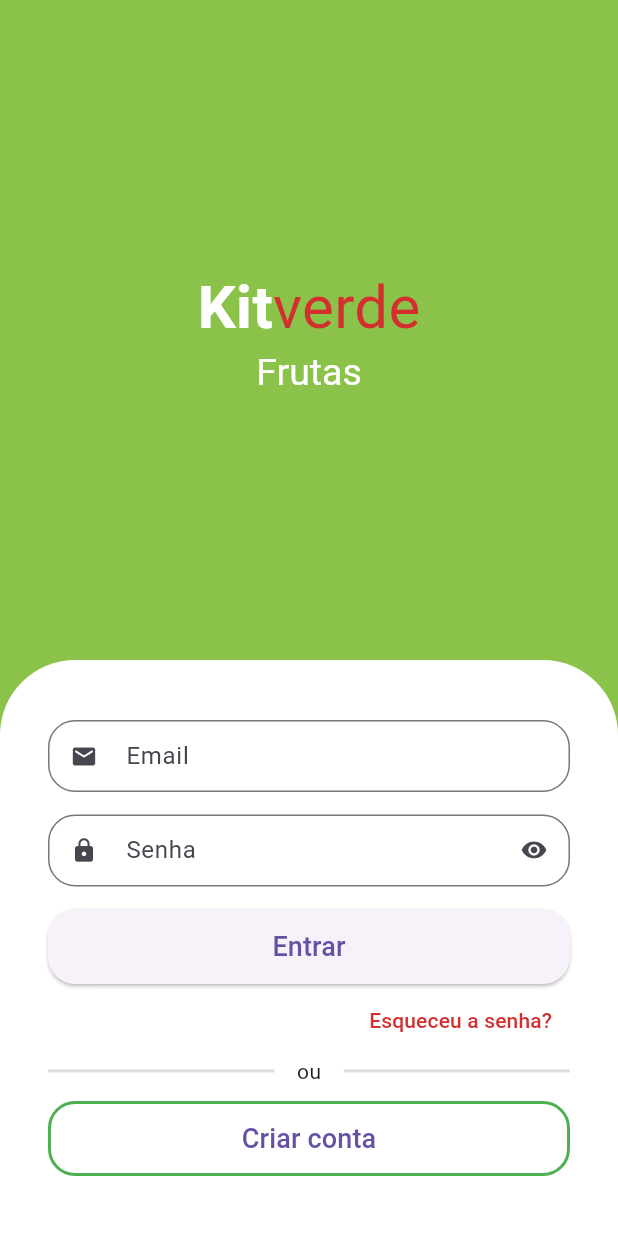
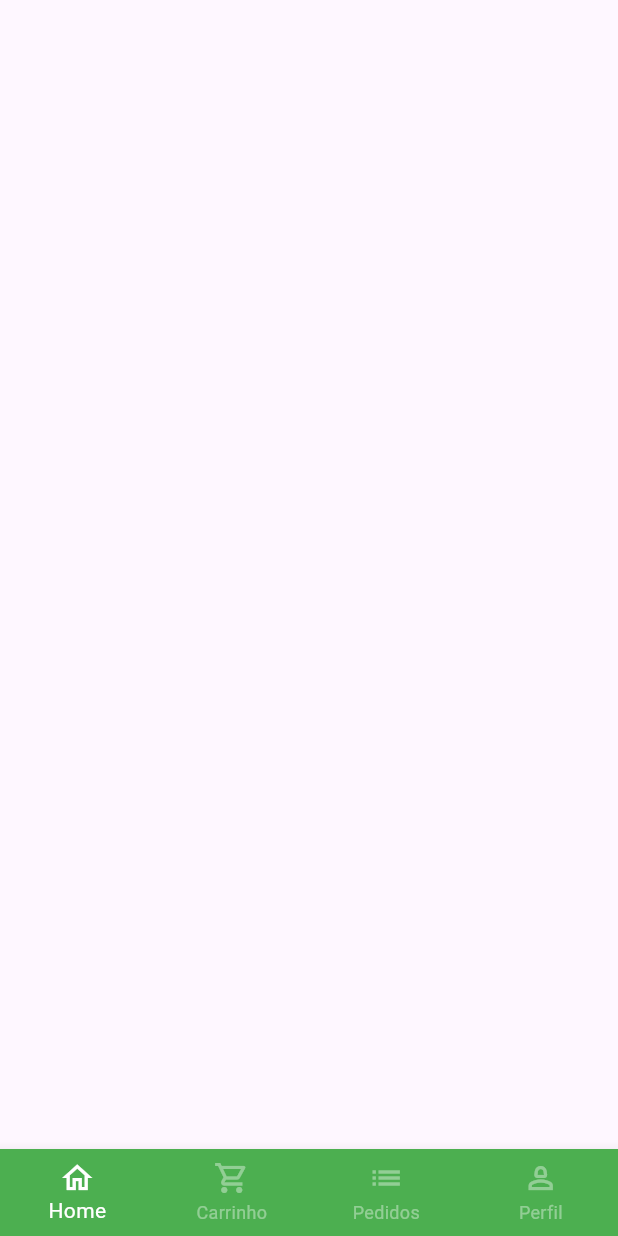
Before and after one commit to LucasConstantino92/kitanda, a Flutter app: the screen it shows after launch, after a tap on "Entrar", on a phone screen of 412 x 824 dp. Run offline on Flutter 3.47's test engine with Material 3 defaults, Android fonts, the phone set to English and light mode, and no system bars; drawn by our look-alikes of animated_text_kit; our stand-ins replace mask_text_input_formatter.

```diff
--- a/lib/src/auth/sign_in_screen.dart
+++ b/lib/src/auth/sign_in_screen.dart
@@ -1,6 +1,7 @@
 import 'package:animated_text_kit/animated_text_kit.dart';
 import 'package:flutter/material.dart';
 import 'package:kitanda/src/auth/components/custom_textfield.dart';
+import 'package:kitanda/src/base/base_screen_dart.dart';
 import 'package:kitanda/src/config/custom_colors.dart';
 import 'sign_up_screen.dart';
 
@@ -84,7 +85,11 @@ class SignInScreen extends StatelessWidget {
                             shape: RoundedRectangleBorder(
                           borderRadius: BorderRadius.circular(18),
                         )),
-                        onPressed: () {},
+                        onPressed: () {
+                          Navigator.of(context).pushReplacement(MaterialPageRoute(builder: (c) {
+                            return const BaseScreen();
+                          }),);
+                        },
                         child: const Text(
                           'Entrar',
                           style: TextStyle(fontSize: 18),
--- a/lib/src/base/base_screen_dart.dart
+++ b/lib/src/base/base_screen_dart.dart
@@ -0,0 +1,39 @@
+import 'package:flutter/material.dart';
+
+class BaseScreen extends StatelessWidget {
+  const BaseScreen({super.key});
+
+  @override
+  Widget build(BuildContext context) {
+    return Scaffold(
+      body: Container(),
+      bottomNavigationBar: BottomNavigationBar(
+          type: BottomNavigationBarType.fixed,
+          backgroundColor: Colors.green,
+          selectedItemColor: Colors.white,
+          unselectedItemColor: Colors.white.withAlpha(100),
+          items: const [
+        BottomNavigationBarItem(
+            icon: Icon(
+              Icons.home_outlined,
+            ),
+            label: 'Home'),
+        BottomNavigationBarItem(
+            icon: Icon(
+              Icons.shopping_cart_outlined,
+            ),
+            label: 'Carrinho'),
+        BottomNavigationBarItem(
+            icon: Icon(
+              Icons.list,
+            ),
+            label: 'Pedidos'),
+        BottomNavigationBarItem(
+            icon: Icon(
+              Icons.person_2_outlined,
+            ),
+            label: 'Perfil'),
+      ]),
+    );
+  }
+}
```
